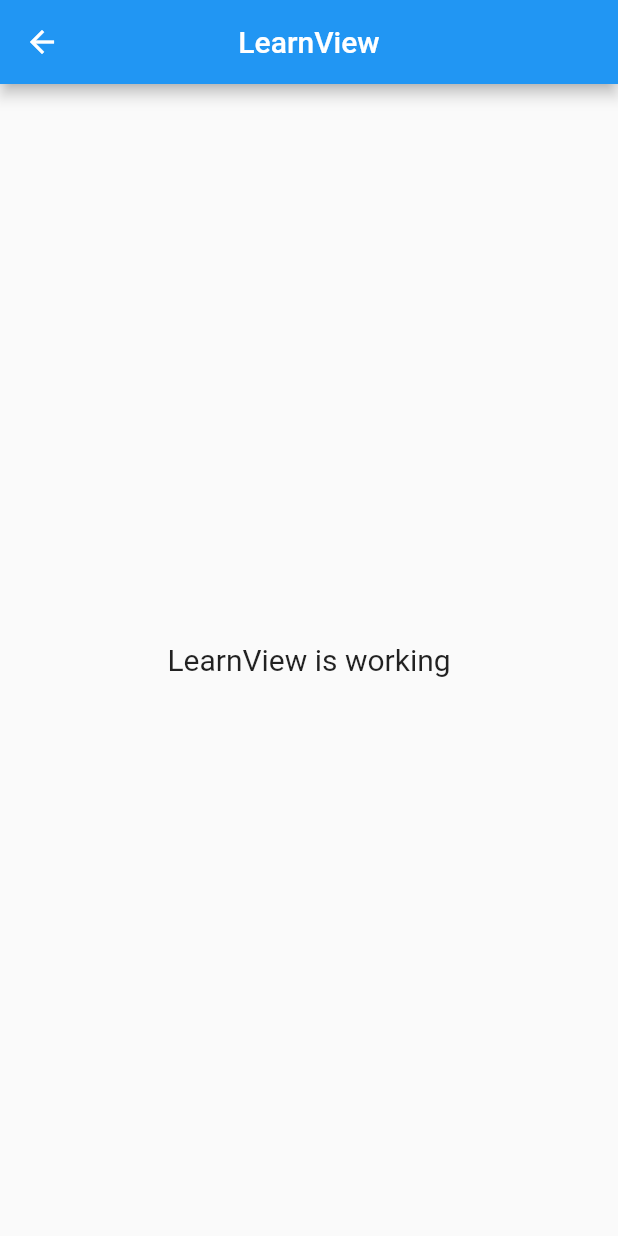
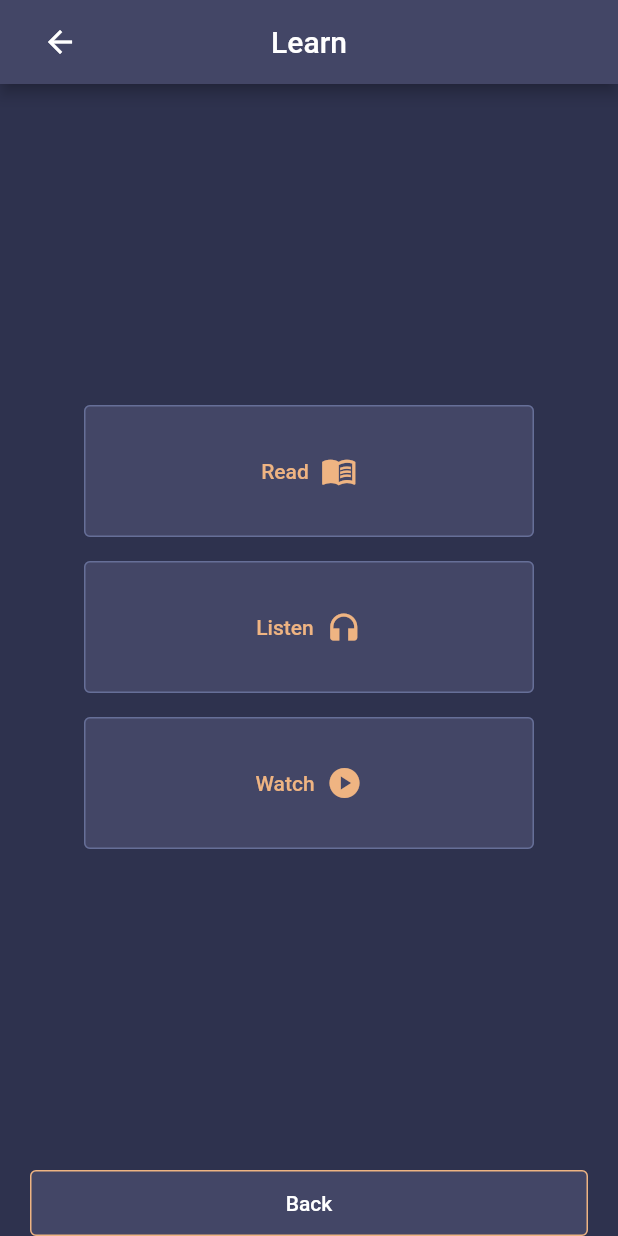
Before and after one commit to JadyMcIntyre/god_sufficient, a Flutter app: the LearnView screen opened directly, on a phone screen of 412 x 824 dp. Run offline on Flutter 3.47's test engine with Material 2 defaults, Android fonts, the phone set to English and light mode, and no system bars; our stand-ins replace get.

Commit message:
Changed Assets, built basic Learn view UI
Changed the button assets slightly.
Built Learn MVP

```diff
--- a/lib/app/modules/learn/views/learn_view.dart
+++ b/lib/app/modules/learn/views/learn_view.dart
@@ -1,7 +1,12 @@
 import 'package:flutter/material.dart';
 
 import 'package:get/get.dart';
+import 'package:god_sufficient/extensions/app_bar_ext.dart';
+import 'package:god_sufficient/widgets/buttons/feature_button.dart';
+import 'package:god_sufficient/widgets/buttons/gradient_button.dart';
 
+import '../../../../assets/colors.dart';
+import '../../../../widgets/buttons/gs_outlined_button.dart';
 import '../controllers/learn_controller.dart';
 
 class LearnView extends GetView<LearnController> {
@@ -9,14 +14,46 @@ class LearnView extends GetView<LearnController> {
   @override
   Widget build(BuildContext context) {
     return Scaffold(
-      appBar: AppBar(
-        title: const Text('LearnView'),
-        centerTitle: true,
+      backgroundColor: GSColorData.primary,
+      appBar: AppBar().defaultAppBar(titleText: 'Learn'),
+      body: Center(
+        child: Padding(
+          padding: const EdgeInsets.all(16.0),
+          child: Column(
+            mainAxisAlignment: MainAxisAlignment.center,
+            children: [
+              Padding(
+                padding: const EdgeInsets.symmetric(vertical: 16),
+                child: FeatureButton(
+                  onPressed: () {},
+                  text: const Text('Read'),
+                  icon: Icon(Icons.menu_book),
+                ),
+              ),
+              FeatureButton(
+                onPressed: () {},
+                text: const Text('Listen'),
+                icon: const Icon(Icons.headphones),
+              ),
+              Padding(
+                padding: const EdgeInsets.symmetric(vertical: 16),
+                child: FeatureButton(
+                  onPressed: () {},
+                  text: const Text('Watch'),
+                  icon: const Icon(Icons.play_circle),
+                ),
+              )
+            ],
+          ),
+        ),
       ),
-      body: const Center(
-        child: Text(
-          'LearnView is working',
-          style: TextStyle(fontSize: 20),
+      bottomNavigationBar: Padding(
+        padding: const EdgeInsets.symmetric(horizontal: 20),
+        child: SafeArea(
+          child: GSOutlinedButton(
+            onPressed: () {},
+            width: MediaQuery.of(context).size.width,
+          ),
         ),
       ),
     );
--- a/lib/app/modules/mentor/views/mentor_view.dart
+++ b/lib/app/modules/mentor/views/mentor_view.dart
@@ -61,7 +61,6 @@ class MentorView extends GetView<MentorController> {
               onPressed: () {
                 Get.toNamed(Routes.LEARN);
               },
-              child: const Text('Cancel'),
             ),
             GradientButton(
               onTap: () {},
--- /dev/null
+++ b/lib/widgets/buttons/feature_button.dart
@@ -0,0 +1,50 @@
+import 'package:flutter/material.dart';
+import 'package:god_sufficient/assets/colors.dart';
+
+class FeatureButton extends StatelessWidget {
+  final VoidCallback onPressed;
+  final Text? text;
+  final double? width;
+  final double? height;
+  final Color? backgroundColor;
+  final Color? foregroundColor;
+  final Icon? icon;
+
+  const FeatureButton({
+    super.key,
+    required this.onPressed,
+    this.text,
+    this.width,
+    this.height,
+    this.backgroundColor,
+    this.foregroundColor,
+    this.icon,
+  });
+
+  @override
+  Widget build(BuildContext context) {
+    return Container(
+      height: 88,
+      width: 300,
+      decoration: const BoxDecoration(shape: BoxShape.circle),
+      child: OutlinedButton(
+        style: OutlinedButton.styleFrom(
+          backgroundColor: backgroundColor ?? GSColorData.secondary,
+          foregroundColor: foregroundColor ?? GSColorData.accent,
+          side: const BorderSide(color: GSColorData.tertiary),
+        ),
+        onPressed: onPressed,
+        child: Row(
+          mainAxisAlignment: MainAxisAlignment.center,
+          children: [
+            text ?? const Text('read', style: TextStyle(fontSize: 100)),
+            const SizedBox(
+              width: 8,
+            ),
+            icon ?? const Icon(Icons.change_circle),
+          ],
+        ),
+      ),
+    );
+  }
+}
--- a/lib/widgets/buttons/gs_outlined_button.dart
+++ b/lib/widgets/buttons/gs_outlined_button.dart
@@ -1,16 +1,17 @@
 import 'package:flutter/material.dart';
+import 'package:get/get.dart';
 import 'package:god_sufficient/assets/colors.dart';
 
 class GSOutlinedButton extends StatelessWidget {
-  final VoidCallback onPressed;
-  final Widget? child;
+  final VoidCallback? onPressed;
+  final Text? text;
   final double? width;
   final double? height;
 
   const GSOutlinedButton({
     super.key,
     required this.onPressed,
-    this.child,
+    this.text,
     this.width,
     this.height,
   });
@@ -19,7 +20,7 @@ class GSOutlinedButton extends StatelessWidget {
   Widget build(BuildContext context) {
     return Container(
       height: 44,
-      width: 180,
+      width: width ?? 180,
       decoration: const BoxDecoration(shape: BoxShape.circle),
       child: OutlinedButton(
         style: OutlinedButton.styleFrom(
@@ -27,8 +28,11 @@ class GSOutlinedButton extends StatelessWidget {
           foregroundColor: GSColorData.text,
           side: const BorderSide(color: GSColorData.accent),
         ),
-        onPressed: onPressed,
-        child: child ?? const SizedBox.shrink(),
+        onPressed: onPressed ??
+            () {
+              Get.back();
+            },
+        child: text ?? const Text('Back'),
       ),
     );
   }
```
Also changed, not shown: lib/widgets/buttons/gradient_button.dart (+18 -12 lines).
